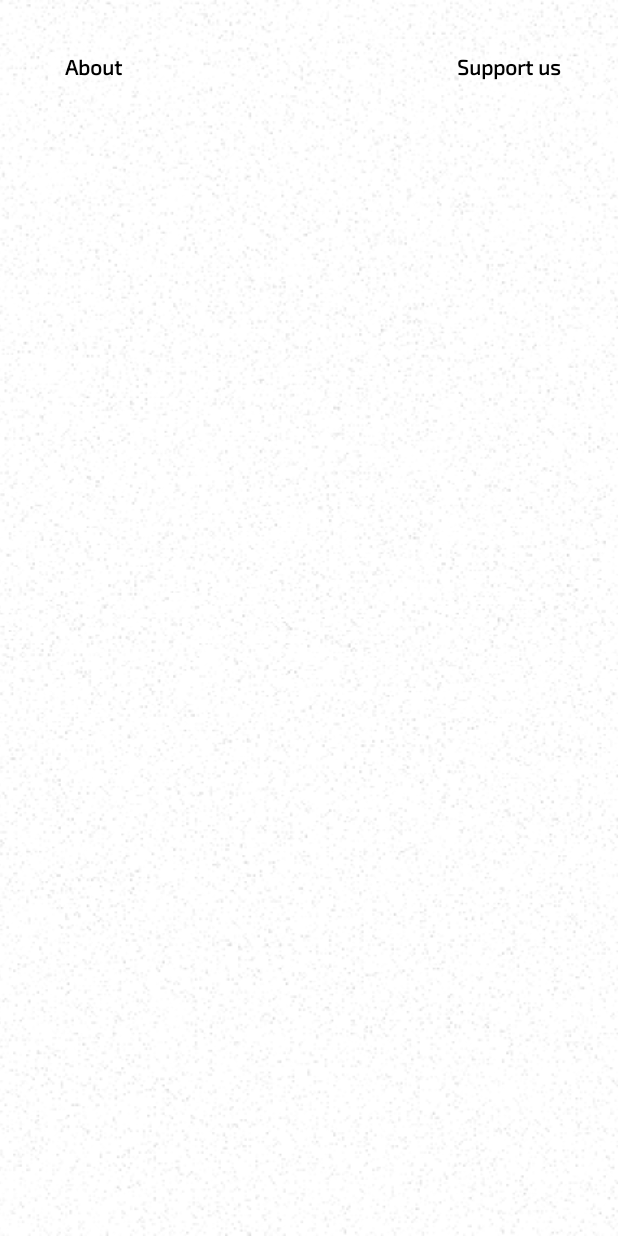
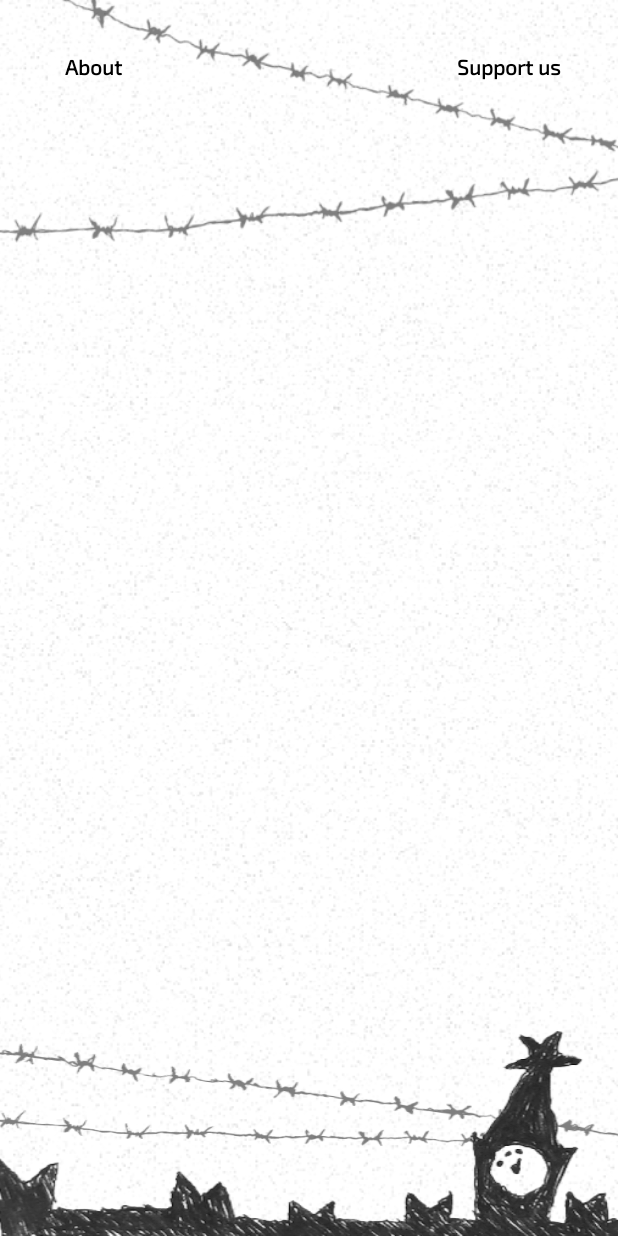
Before and after one commit to frkn-dev/liberty-android, an Android app built with Jetpack Compose: the screen it shows after launch (MainActivity), on a phone screen of 412 x 824 dp. Run offline under Robolectric (Android 15) with nearby library versions, the phone set to English and light mode, and no system bars.

Commit message:
main screen decorations

```diff
--- a/app/build.gradle
+++ b/app/build.gradle
@@ -49,6 +49,7 @@ dependencies {
             libs.constraintlayout,
             libs.corektx,
             libs.material,
+            libs.drawablePainter,
     )
 
     testImplementation(
--- /dev/null
+++ b/app/src/main/java/org/fuckrkn1/android/ui/MainDecoration.kt
@@ -0,0 +1,49 @@
+package org.fuckrkn1.android.ui
+
+import androidx.annotation.DrawableRes
+import androidx.appcompat.content.res.AppCompatResources
+import androidx.compose.foundation.Image
+import androidx.compose.foundation.layout.Box
+import androidx.compose.foundation.layout.fillMaxSize
+import androidx.compose.foundation.layout.fillMaxWidth
+import androidx.compose.runtime.Composable
+import androidx.compose.ui.Alignment
+import androidx.compose.ui.Modifier
+import androidx.compose.ui.graphics.painter.Painter
+import androidx.compose.ui.layout.ContentScale
+import androidx.compose.ui.platform.LocalContext
+import androidx.compose.ui.res.painterResource
+import androidx.compose.ui.tooling.preview.Preview
+import com.google.accompanist.drawablepainter.rememberDrawablePainter
+import org.fuckrkn1.android.R
+
+@Composable
+@Preview
+fun MainDecoration() {
+    Box(
+        modifier = Modifier.fillMaxSize()
+    ) {
+        Image(
+            modifier = Modifier
+                .align(Alignment.TopCenter)
+                .fillMaxWidth(),
+            painter = painterResource(id = R.drawable.wire_top),
+            contentScale = ContentScale.FillWidth,
+            contentDescription = "Top decoration"
+        )
+        Image(
+            modifier = Modifier
+                .align(Alignment.BottomCenter)
+                .fillMaxWidth(),
+            painter = drawDrawable(R.drawable.main_bottom_decoration),
+            contentScale = ContentScale.FillWidth,
+            contentDescription = "Bottom decoration"
+        )
+    }
+}
+
+@Composable
+fun drawDrawable(@DrawableRes id: Int): Painter {
+    val drawable = AppCompatResources.getDrawable(LocalContext.current, id)
+    return rememberDrawablePainter(drawable = drawable)
+}
--- a/app/src/main/java/org/fuckrkn1/android/ui/MainScreen.kt
+++ b/app/src/main/java/org/fuckrkn1/android/ui/MainScreen.kt
@@ -1,5 +1,6 @@
 package org.fuckrkn1.android.ui
 
+import androidx.compose.foundation.Image
 import androidx.compose.foundation.layout.Arrangement
 import androidx.compose.foundation.layout.Row
 import androidx.compose.foundation.layout.fillMaxWidth
@@ -9,6 +10,7 @@ import androidx.compose.material.TextButton
 import androidx.compose.runtime.Composable
 import androidx.compose.ui.Alignment
 import androidx.compose.ui.Modifier
+import androidx.compose.ui.res.painterResource
 import androidx.compose.ui.res.stringResource
 import androidx.compose.ui.tooling.preview.Preview
 import androidx.compose.ui.unit.dp
@@ -21,6 +23,7 @@ fun MainScreen(
     uiEventListener: (MainUiEvent) -> Unit
 ) {
     BackgroundNoise()
+    MainDecoration()
     Row(
         modifier = Modifier
             .fillMaxWidth()
--- /dev/null
+++ b/app/src/main/res/drawable/main_bottom_decoration.xml
@@ -0,0 +1,5 @@
+<?xml version="1.0" encoding="utf-8"?>
+<layer-list xmlns:android="http://schemas.android.com/apk/res/android">
+    <item android:gravity="bottom" android:drawable="@drawable/wire_bottom" />
+    <item android:gravity="bottom" android:drawable="@drawable/kremlin" />
+</layer-list>
--- a/dependencies.gradle
+++ b/dependencies.gradle
@@ -13,6 +13,7 @@ ext {
             constraintlayout  : 'androidx.constraintlayout:constraintlayout:2.1.4',
             corektx           : 'androidx.core:core-ktx:1.8.0',
             material          : 'com.google.android.material:material:1.6.1',
+            drawablePainter   : 'com.google.accompanist:accompanist-drawablepainter:0.25.1',
 
             // tests
             junit             : 'junit:junit:4.13.2',
```
Also changed, not shown: app/src/main/res/drawable-xhdpi/kremlin.png (added), app/src/main/res/drawable-xhdpi/wire_bottom.png (added), app/src/main/res/drawable-xhdpi/wire_top.png (added), app/src/main/res/drawable-xxhdpi/kremlin.png (added), app/src/main/res/drawable-xxhdpi/wire_bottom.png (added), app/src/main/res/drawable-xxhdpi/wire_top.png (added), app/src/main/res/drawable-xxxhdpi/kremlin.png (added), app/src/main/res/drawable-xxxhdpi/wire_bottom.png (added), app/src/main/res/drawable-xxxhdpi/wire_top.png (added), app/src/main/res/drawable/kremlin.png (added), app/src/main/res/drawable/wire_bottom.png (added), app/src/main/res/drawable/wire_top.png (added).
